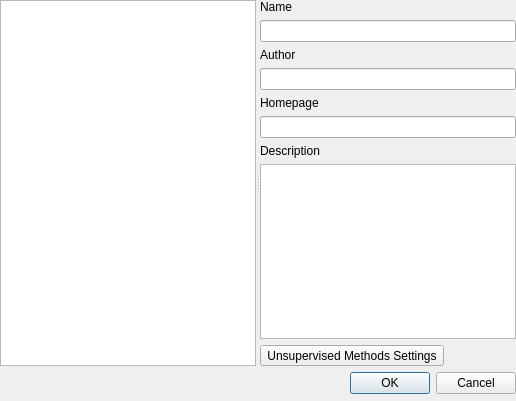
This is ilastik/modules/unsupervised_decomposition/gui/unsupervisedSelectionDlg.ui in ilastik/ilastik-0.5 as Qt 5 draws it before an edit. The edited form follows.
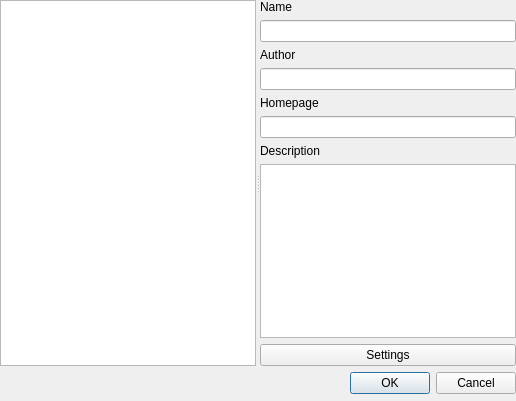
This is the edited form.

Commit message: Correction of Buttons and spellings / Increase Max count for number of components, a warning will be displayed in console if chosen to high

```diff
--- a/ilastik/modules/unsupervised_decomposition/gui/unsupervisedSelectionDlg.ui
+++ b/ilastik/modules/unsupervised_decomposition/gui/unsupervisedSelectionDlg.ui
@@ -91,9 +91,9 @@
          <widget class="QTextBrowser" name="description"/>
         </item>
         <item>
-         <widget class="QToolButton" name="settingsButton">
+         <widget class="QPushButton" name="settingsButton">
           <property name="text">
-           <string>Unsupervised Methods Settings</string>
+           <string>Settings</string>
           </property>
          </widget>
         </item>
```
The commit also changes 2 other files.
